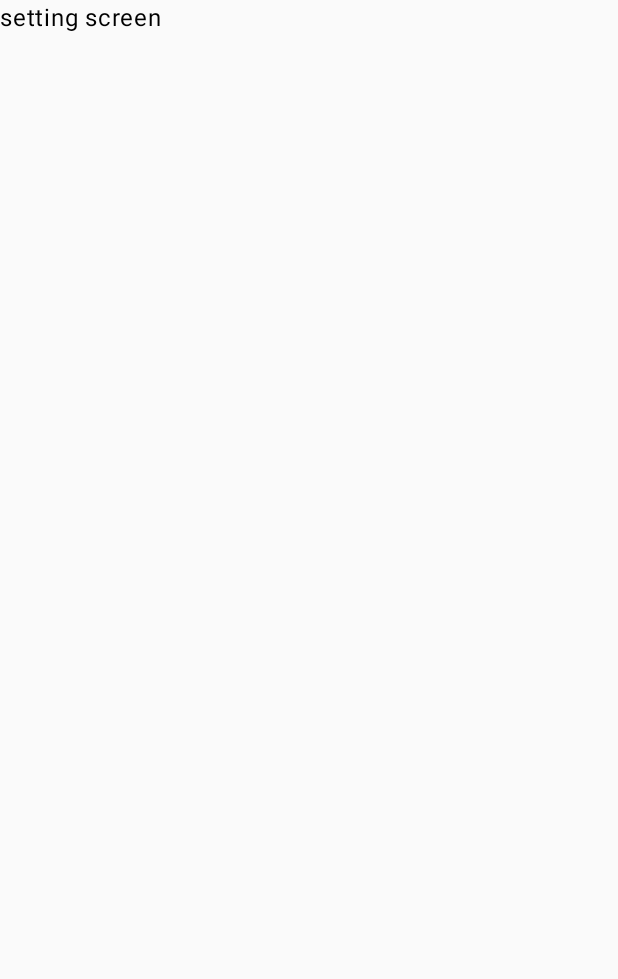
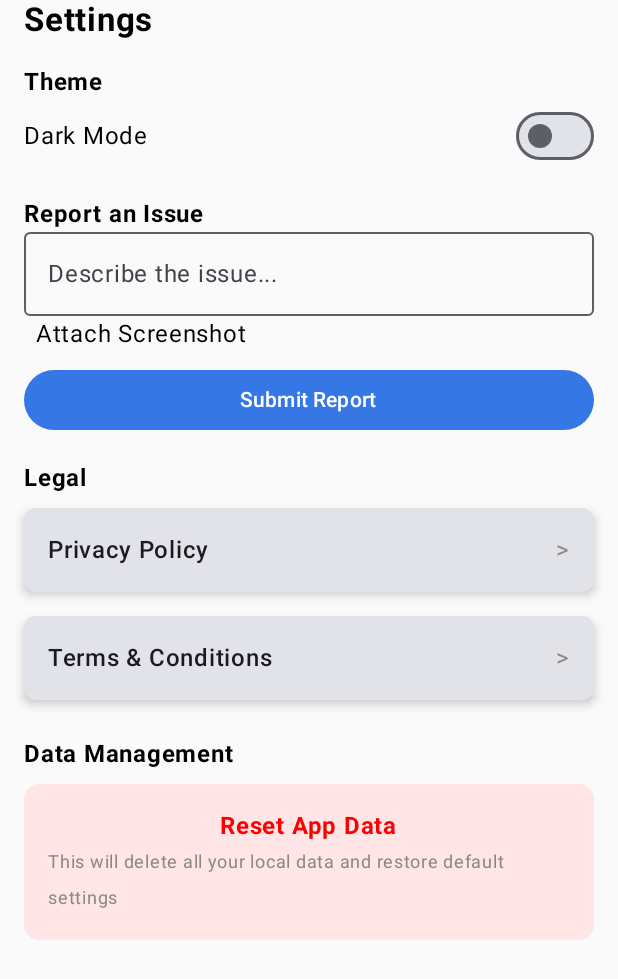
Before and after one commit to Baibhab13/Attendance_Tracker, an Android app built with Jetpack Compose: the SettingsScreen screen opened through its navigation route, on a phone screen of 412 x 824 dp. Before the commit the part shown is almost empty. Shown: the top 979 px of the screen. Run offline under Robolectric (Android 15) with nearby library versions, the phone set to English and light mode, and no system bars.

Commit message:
setting page basic layout done

```diff
--- a/app/src/main/java/com/example/attendancetracker/MainActivity.kt
+++ b/app/src/main/java/com/example/attendancetracker/MainActivity.kt
@@ -19,7 +19,9 @@ class MainActivity : ComponentActivity() {
         super.onCreate(savedInstanceState)
         enableEdgeToEdge()
         setContent {
-            AttendanceTrackerTheme {
+            AttendanceTrackerTheme(
+
+            ){
                 Nav()
             }
         }
--- a/app/src/main/java/com/example/attendancetracker/navigation/Nav.kt
+++ b/app/src/main/java/com/example/attendancetracker/navigation/Nav.kt
@@ -19,18 +19,19 @@ fun Nav() {
     NavHost(navController = navCtrl, startDestination = MainScaffold) {
         composable<MainScaffold> {
             MainScaffold(
+                navCtrl,
                 viewModel = viewModel()
             )
         }
 
         composable<Home> {
-            HomeScreen(innerPadding = PaddingValues())
+            HomeScreen(navCtrl, innerPadding = PaddingValues())
         }
         composable<Calendar> {
             CalendarScreen(innerPadding = PaddingValues())
         }
         composable<Setting> {
-            SettingsScreen(innerPadding = PaddingValues())
+            SettingsScreen(navCtrl, innerPadding = PaddingValues())
         }
     }
 
--- a/app/src/main/java/com/example/attendancetracker/ui/view/HomeScreen.kt
+++ b/app/src/main/java/com/example/attendancetracker/ui/view/HomeScreen.kt
@@ -8,9 +8,10 @@ import androidx.compose.material3.Text
 import androidx.compose.runtime.Composable
 import androidx.compose.ui.Alignment
 import androidx.compose.ui.Modifier
+import androidx.navigation.NavController
 
 @Composable
-fun HomeScreen(innerPadding: PaddingValues) {
+fun HomeScreen(navController: NavController, innerPadding: PaddingValues) {
     Column(
         verticalArrangement = Arrangement.Center,
         horizontalAlignment = Alignment.CenterHorizontally,
--- a/app/src/main/java/com/example/attendancetracker/ui/view/MainScaffold.kt
+++ b/app/src/main/java/com/example/attendancetracker/ui/view/MainScaffold.kt
@@ -3,10 +3,12 @@ package com.example.attendancetracker.ui.view
 import androidx.compose.foundation.layout.PaddingValues
 import androidx.compose.foundation.layout.width
 import androidx.compose.material.icons.Icons
+import androidx.compose.material.icons.filled.Add
 import androidx.compose.material.icons.filled.MoreVert
 import androidx.compose.material3.DropdownMenu
 import androidx.compose.material3.DropdownMenuItem
 import androidx.compose.material3.ExperimentalMaterial3Api
+import androidx.compose.material3.FloatingActionButton
 import androidx.compose.material3.Icon
 import androidx.compose.material3.IconButton
 import androidx.compose.material3.NavigationBar
@@ -17,35 +19,52 @@ import androidx.compose.material3.TopAppBar
 import androidx.compose.runtime.Composable
 import androidx.compose.ui.Modifier
 import androidx.compose.ui.unit.dp
+import androidx.navigation.NavController
 import com.example.attendancetracker.viewModel.ScaffoldViewModel
 
 @Composable
-fun MainScaffold(viewModel: ScaffoldViewModel) {
-
+fun MainScaffold(navController: NavController, viewModel: ScaffoldViewModel) {
     Scaffold(
         topBar = {
-           TopBar(viewModel)
+           TopBar(navController, viewModel)
         },
         bottomBar = {
             BottomNavigationBar(viewModel)
+        },
+        floatingActionButton = {
+            when(viewModel.selectedIndex.intValue) {
+                0 -> FloatingActionButton(viewModel)
+            }
         }
     ) {innerPadding ->
-        ContentScreen(viewModel, innerPadding)
+        ContentScreen(navController, viewModel, innerPadding)
     }
 }
 
 @Composable
-fun ContentScreen(viewModel: ScaffoldViewModel, innerPadding: PaddingValues) {
+fun ContentScreen(navController: NavController, viewModel: ScaffoldViewModel, innerPadding: PaddingValues) {
     when(viewModel.selectedIndex.intValue) {
-        0 -> HomeScreen(innerPadding)
+        0 -> HomeScreen(navController, innerPadding)
         1 -> CalendarScreen(innerPadding)
-        2 -> SettingsScreen(innerPadding)
+        2 -> SettingsScreen(navController, innerPadding)
+    }
+}
+
+@Composable
+fun FloatingActionButton(viewModel: ScaffoldViewModel) {
+    FloatingActionButton(
+        onClick = { /*TODO*/ }
+    ) {
+        Icon(
+            imageVector = Icons.Default.Add,
+            contentDescription = "Set Target"
+        )
     }
 }
 
 @OptIn(ExperimentalMaterial3Api::class)
 @Composable
-fun TopBar(viewModel: ScaffoldViewModel) {
+fun TopBar(navController: NavController, viewModel: ScaffoldViewModel) {
     TopAppBar(
         title = {Text(text = "Attendance Tracker")},
         actions = {
--- a/app/src/main/java/com/example/attendancetracker/ui/view/SettingScreen.kt
+++ b/app/src/main/java/com/example/attendancetracker/ui/view/SettingScreen.kt
@@ -1,21 +1,158 @@
 package com.example.attendancetracker.ui.view
 
+import androidx.compose.foundation.clickable
 import androidx.compose.foundation.layout.Arrangement
 import androidx.compose.foundation.layout.Column
 import androidx.compose.foundation.layout.PaddingValues
+import androidx.compose.foundation.layout.Row
+import androidx.compose.foundation.layout.Spacer
+import androidx.compose.foundation.layout.fillMaxSize
+import androidx.compose.foundation.layout.fillMaxWidth
+import androidx.compose.foundation.layout.height
 import androidx.compose.foundation.layout.padding
+import androidx.compose.material3.Button
+import androidx.compose.material3.OutlinedTextField
+import androidx.compose.material3.Switch
 import androidx.compose.material3.Text
 import androidx.compose.runtime.Composable
+import androidx.compose.runtime.mutableStateOf
+import androidx.compose.runtime.remember
 import androidx.compose.ui.Alignment
 import androidx.compose.ui.Modifier
+import androidx.compose.ui.platform.LocalContext
+import androidx.compose.ui.text.font.FontWeight
+import androidx.compose.ui.text.input.TextFieldValue
+import androidx.compose.ui.unit.dp
+import androidx.compose.ui.unit.sp
+import androidx.navigation.NavController
+import android.widget.Toast
+import androidx.compose.foundation.shape.RoundedCornerShape
+import androidx.compose.material3.ButtonDefaults
+import androidx.compose.material3.Card
+import androidx.compose.material3.CardDefaults
+import androidx.compose.runtime.*
+import androidx.compose.ui.graphics.Color
 
 @Composable
-fun SettingsScreen(innerPadding: PaddingValues) {
+fun SettingsScreen(navController: NavController, innerPadding: PaddingValues) {
+    val context = LocalContext.current
+    var isDarkModeEnabled by remember { mutableStateOf(false) }
+    var issueText by remember { mutableStateOf(TextFieldValue("")) }
+    var isScreenshotAttached by remember { mutableStateOf(false) }
+
     Column(
-        verticalArrangement = Arrangement.Center,
-        horizontalAlignment = Alignment.CenterHorizontally,
-        modifier = Modifier.padding(innerPadding)
-    ){
-        Text(text = "setting screen")
+        modifier = Modifier
+            .fillMaxSize()
+            .padding(innerPadding) // Ensure content does not go behind TopBar and BottomBar
+            .padding(horizontal = 16.dp) // Maintain proper content alignment
+    ) {
+        Text(text = "Settings", fontSize = 22.sp, fontWeight = FontWeight.Bold)
+
+        Spacer(modifier = Modifier.height(16.dp))
+
+        // Theme Section
+        Text(text = "Theme", fontWeight = FontWeight.Bold)
+        Row(
+            modifier = Modifier.fillMaxWidth(),
+            horizontalArrangement = Arrangement.SpaceBetween,
+            verticalAlignment = Alignment.CenterVertically
+        ) {
+            Text(text = "Dark Mode")
+            Switch(
+                checked = isDarkModeEnabled,
+                onCheckedChange = { isDarkModeEnabled = it }
+            )
+        }
+
+        Spacer(modifier = Modifier.height(16.dp))
+
+        // Report an Issue Section
+        Text(text = "Report an Issue", fontWeight = FontWeight.Bold)
+        OutlinedTextField(
+            value = issueText,
+            onValueChange = { issueText = it },
+            placeholder = { Text("Describe the issue...") },
+            modifier = Modifier.fillMaxWidth()
+        )
+        Row(
+            modifier = Modifier
+                .fillMaxWidth()
+                .clickable { isScreenshotAttached = !isScreenshotAttached },
+            verticalAlignment = Alignment.CenterVertically
+        ) {
+            Text(text = "Attach Screenshot", modifier = Modifier.padding(start = 8.dp))
+        }
+        Button(
+            onClick = {
+                Toast.makeText(context, "Report Submitted", Toast.LENGTH_SHORT).show()
+            },
+            modifier = Modifier
+                .fillMaxWidth()
+                .padding(top = 8.dp),
+            colors = ButtonDefaults.buttonColors(Color(0xFF3578E5))
+        ) {
+            Text(text = "Submit Report", color = Color.White)
+        }
+
+        Spacer(modifier = Modifier.height(16.dp))
+
+        // Legal Section
+        Text(text = "Legal", fontWeight = FontWeight.Bold)
+        LegalItem("Privacy Policy", navController)
+        LegalItem("Terms & Conditions", navController)
+
+        Spacer(modifier = Modifier.height(16.dp))
+
+        // Data Management Section
+        Text(text = "Data Management", fontWeight = FontWeight.Bold)
+        Card(
+            modifier = Modifier
+                .fillMaxWidth()
+                .padding(top = 8.dp),
+            shape = RoundedCornerShape(10.dp),
+            colors = CardDefaults.cardColors(Color(0xFFFFE5E5))
+        ) {
+            Column(
+                modifier = Modifier.padding(16.dp),
+                horizontalAlignment = Alignment.CenterHorizontally
+            ) {
+                Text(
+                    text = "Reset App Data",
+                    fontWeight = FontWeight.Bold,
+                    color = Color.Red,
+                    modifier = Modifier.clickable {
+                        Toast.makeText(context, "App Data Reset!", Toast.LENGTH_SHORT).show()
+                    }
+                )
+                Text(
+                    text = "This will delete all your local data and restore default settings",
+                    fontSize = 12.sp,
+                    color = Color.Gray
+                )
+            }
+        }
     }
 }
+
+@Composable
+fun LegalItem(title: String, navController: NavController) {
+    Card(
+        modifier = Modifier
+            .fillMaxWidth()
+            .padding(vertical = 8.dp)
+            .clickable { /* Handle navigation here */ },
+        shape = RoundedCornerShape(8.dp),
+        elevation = CardDefaults.cardElevation(4.dp)
+    ) {
+        Row(
+            modifier = Modifier
+                .fillMaxWidth()
+                .padding(16.dp),
+            horizontalArrangement = Arrangement.SpaceBetween,
+            verticalAlignment = Alignment.CenterVertically
+        ) {
+            Text(text = title, fontSize = 16.sp, fontWeight = FontWeight.Medium)
+            Text(text = ">", color = Color.Gray)
+        }
+    }
+}
```
